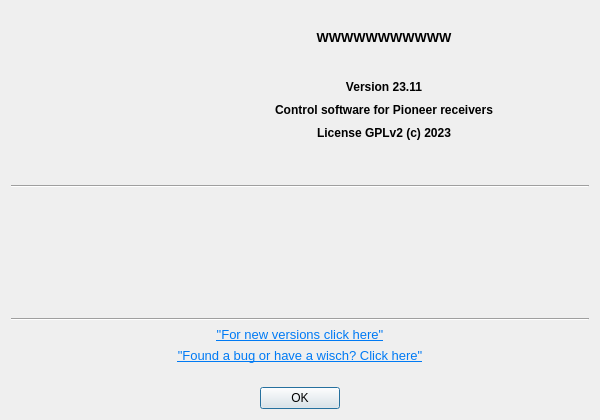
Qt form src/aboutdialog.ui (AceOfSnakes/AvrPioRemote) before a commit.
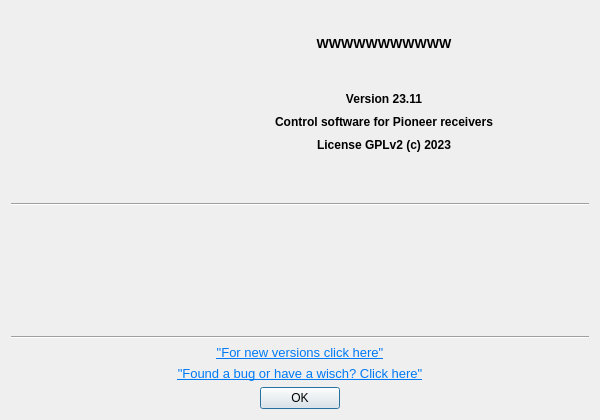
The same form after that commit. Icons and pictures are not drawn.

Commit message: Add screenshots for both QT

Diff of the .ui file:
```diff
--- a/src/aboutdialog.ui
+++ b/src/aboutdialog.ui
@@ -11,7 +11,7 @@
    </rect>
   </property>
   <property name="sizePolicy">
-   <sizepolicy hsizetype="Preferred" vsizetype="Fixed">
+   <sizepolicy hsizetype="Preferred" vsizetype="Preferred">
     <horstretch>0</horstretch>
     <verstretch>0</verstretch>
    </sizepolicy>
@@ -19,7 +19,7 @@
   <property name="minimumSize">
    <size>
     <width>394</width>
-    <height>420</height>
+    <height>24</height>
    </size>
   </property>
   <property name="maximumSize">
@@ -104,13 +104,13 @@
        <property name="minimumSize">
         <size>
          <width>0</width>
-         <height>13</height>
+         <height>111</height>
         </size>
        </property>
        <property name="maximumSize">
         <size>
          <width>16777215</width>
-         <height>16777214</height>
+         <height>16777215</height>
         </size>
        </property>
        <layout class="QGridLayout" name="gridLayout">
@@ -279,7 +279,7 @@
      <item>
       <widget class="QLabel" name="labelQTLogo">
        <property name="sizePolicy">
-        <sizepolicy hsizetype="Maximum" vsizetype="Ignored">
+        <sizepolicy hsizetype="Maximum" vsizetype="Preferred">
          <horstretch>0</horstretch>
          <verstretch>0</verstretch>
         </sizepolicy>
@@ -327,6 +327,12 @@
    </item>
    <item>
     <widget class="QLabel" name="labelQT">
+     <property name="maximumSize">
+      <size>
+       <width>16777215</width>
+       <height>22</height>
+      </size>
+     </property>
      <property name="font">
       <font>
        <bold>true</bold>
@@ -342,6 +348,12 @@
    </item>
    <item>
     <widget class="QLabel" name="labelCompiler">
+     <property name="maximumSize">
+      <size>
+       <width>16777215</width>
+       <height>22</height>
+      </size>
+     </property>
      <property name="font">
       <font>
        <bold>true</bold>
@@ -364,6 +376,12 @@
    </item>
    <item>
     <widget class="QLabel" name="label_4">
+     <property name="maximumSize">
+      <size>
+       <width>16777215</width>
+       <height>24</height>
+      </size>
+     </property>
      <property name="font">
       <font>
        <pointsize>10</pointsize>
@@ -395,6 +413,12 @@
    </item>
    <item>
     <widget class="QLabel" name="label_5">
+     <property name="maximumSize">
+      <size>
+       <width>16777215</width>
+       <height>24</height>
+      </size>
+     </property>
      <property name="font">
       <font>
        <pointsize>10</pointsize>
@@ -424,32 +448,6 @@
      </property>
     </widget>
    </item>
-   <item>
-    <spacer name="verticalSpacer">
-     <property name="orientation">
-      <enum>Qt::Orientation::Vertical</enum>
-     </property>
-     <property name="sizeHint" stdset="0">
-      <size>
-       <width>20</width>
-       <height>40</height>
-      </size>
-     </property>
-    </spacer>
-   </item>
-   <item>
-    <spacer name="verticalSpacer_5">
-     <property name="orientation">
-      <enum>Qt::Orientation::Vertical</enum>
-     </property>
-     <property name="sizeHint" stdset="0">
-      <size>
-       <width>20</width>
-       <height>40</height>
-      </size>
-     </property>
-    </spacer>
-   </item>
    <item>
     <layout class="QVBoxLayout" name="verticalLayout_2"/>
    </item>
```
Left out of the diff: 26 changed lines with no effect on the pictures. The commit also changes 2 other files.
